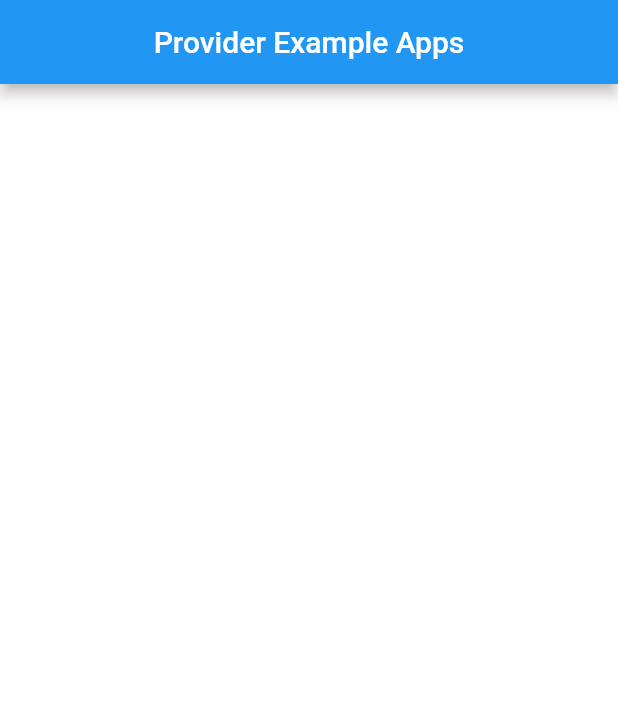
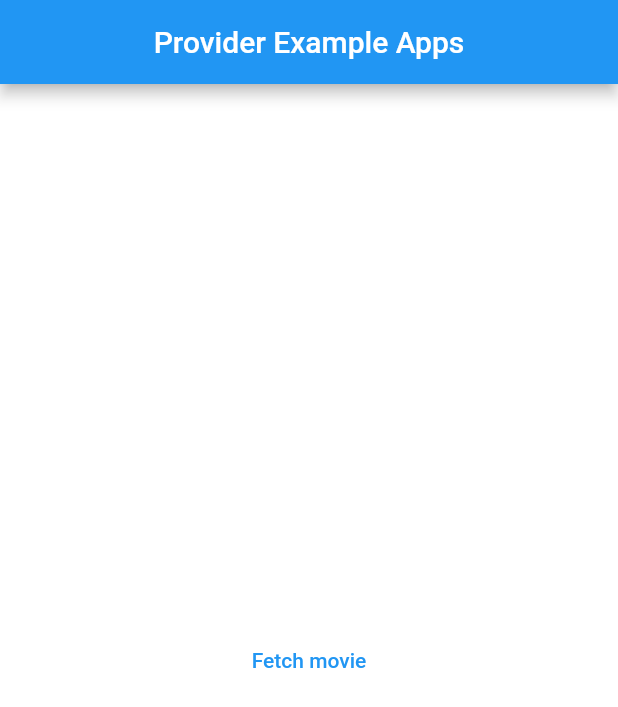
Before and after one commit to milzamhibatullah/provider_test, a Flutter app: the screen it shows after launch, on a phone screen of 412 x 824 dp. Shown: the top 707 px of the screen. Run offline on Flutter 3.47's test engine with Material 2 defaults, Android fonts, the phone set to English and light mode, and no system bars.

```diff
--- a/lib/ui/home_screen.dart
+++ b/lib/ui/home_screen.dart
@@ -1,5 +1,6 @@
-
 import 'package:flutter/material.dart';
+import 'package:provider/provider.dart';
+import 'package:provider_test/view_model/movie_view_model.dart';
 
 class HomeScreen extends StatelessWidget {
   @override
@@ -12,15 +13,40 @@ class HomeScreen extends StatelessWidget {
       ),
       body: SafeArea(
         child: Container(
-          height: MediaQuery
-              .of(context)
-              .size
-              .height,
-          width: MediaQuery
-              .of(context)
-              .size
-              .width,
+          height: MediaQuery.of(context).size.height,
+          width: MediaQuery.of(context).size.width,
           color: Colors.white,
+          child: ChangeNotifierProvider(
+            create: (_) => MovieViewModel(),
+            child: Consumer<MovieViewModel>(
+              builder: (context, model, child) => model.onLoading == true
+                  ?
+
+                  ///check if data is lodaing
+                  const Center(
+                      child: CircularProgressIndicator(),
+                    )
+                  : model.movies.search == null || model.movies.search!.isEmpty
+                      ?
+
+                      ///if object is null or data is empty display button
+                      Center(
+                          child: TextButton(
+                            onPressed: () async {
+                              await model.getMovie();
+                            },
+                            child: const Text('Fetch movie'),
+                          ),
+                        )
+                      :
+
+                      ///if data is exist display length of data
+                      Center(
+                          child: Text(
+                              'length of movies data : ${model.movies.search!.length}'),
+                        ),
+            ),
+          ),
         ),
       ),
     );
```
Also changed, not shown: lib/view_model/movie_view_model.dart (+20 -7 lines).
